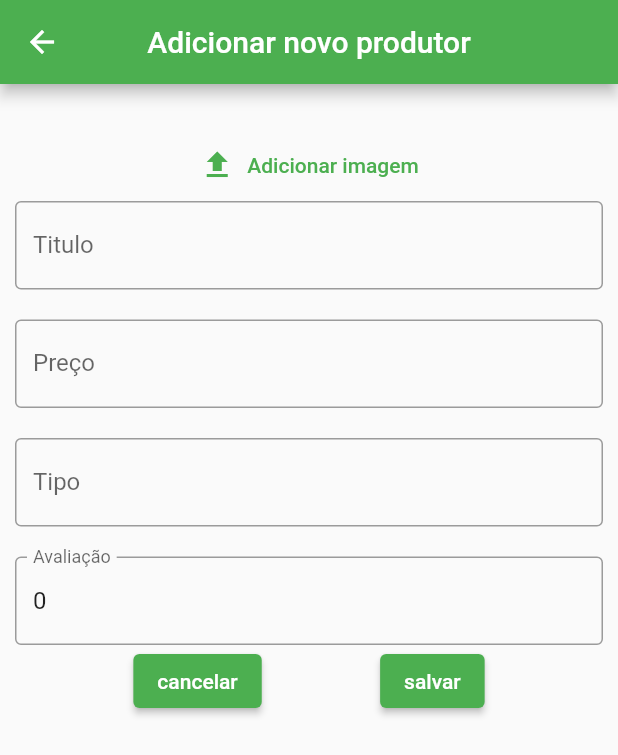
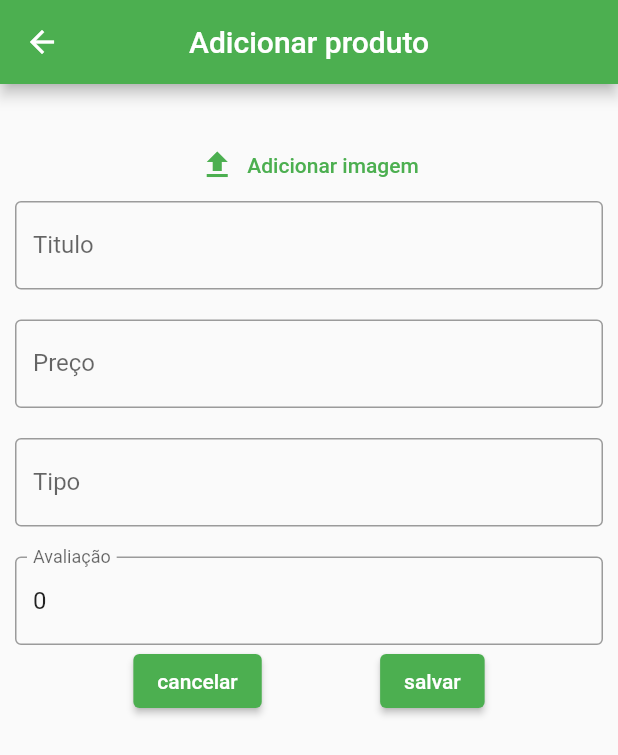
Before and after one commit to JhonatanAzevedo/agrosmart_application, a Flutter app: the ProductPage screen opened by its route, on a phone screen of 412 x 824 dp. Shown: the top 755 px of the screen. Run offline on Flutter 3.47's test engine with Material 2 defaults, Android fonts, the light colour scheme and no system bars; our stand-ins replace auto_size_text, cloud_firestore, file_picker, firebase_core, firebase_storage, flutter_mobx and 2 more; accounts and stored records are empty; generated files the repository leaves out were written again.

Commit message:
Update add_product_page

```diff
--- a/lib/app/modules/add_product/presentation/pages/add_product_page.dart
+++ b/lib/app/modules/add_product/presentation/pages/add_product_page.dart
@@ -39,7 +39,7 @@ class _ProductPageState extends ModularState<ProductPage, ProductController> {
         centerTitle: true,
         title: Text(
           controller.model!.title == null
-              ? 'Adicionar novo produtor'
+              ? 'Adicionar produto'
               : 'Editar produto',
           textAlign: TextAlign.center,
         ),
@@ -317,7 +317,7 @@ class _ProductPageState extends ModularState<ProductPage, ProductController> {
             behavior: SnackBarBehavior.floating,
             backgroundColor: Colors.green,
             content: Text(
-              'Produtor deletado com sucesso!',
+              'Produto deletado com sucesso!',
               style: TextStyle(
                 fontWeight: FontWeight.bold,
               ),
```
